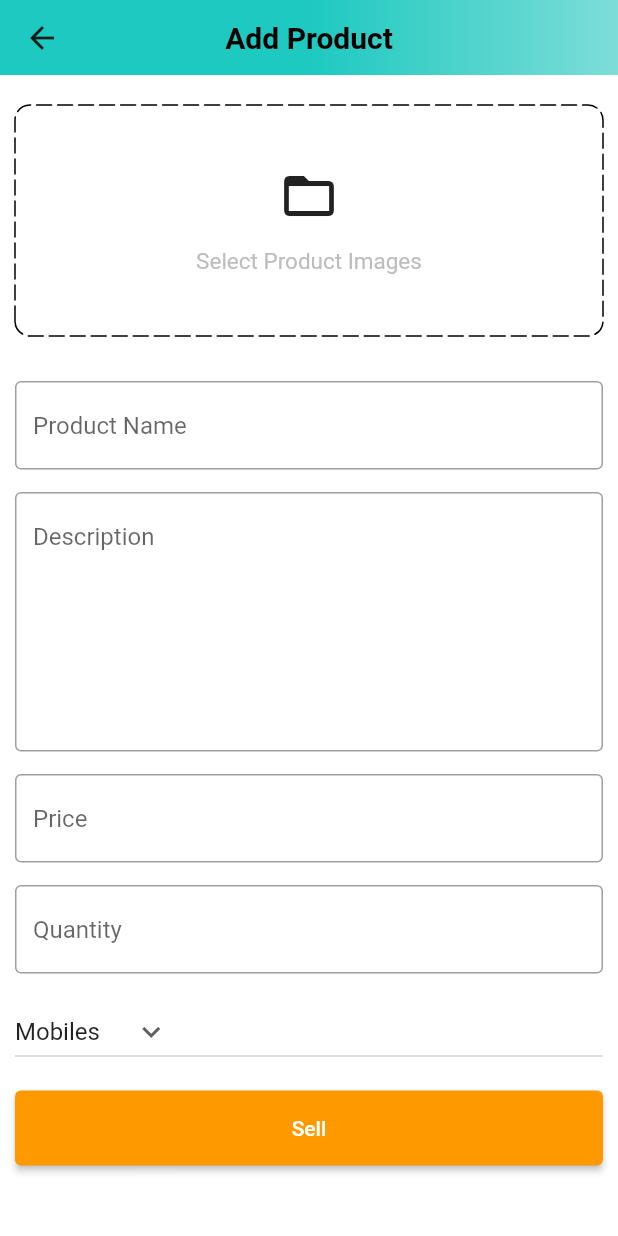
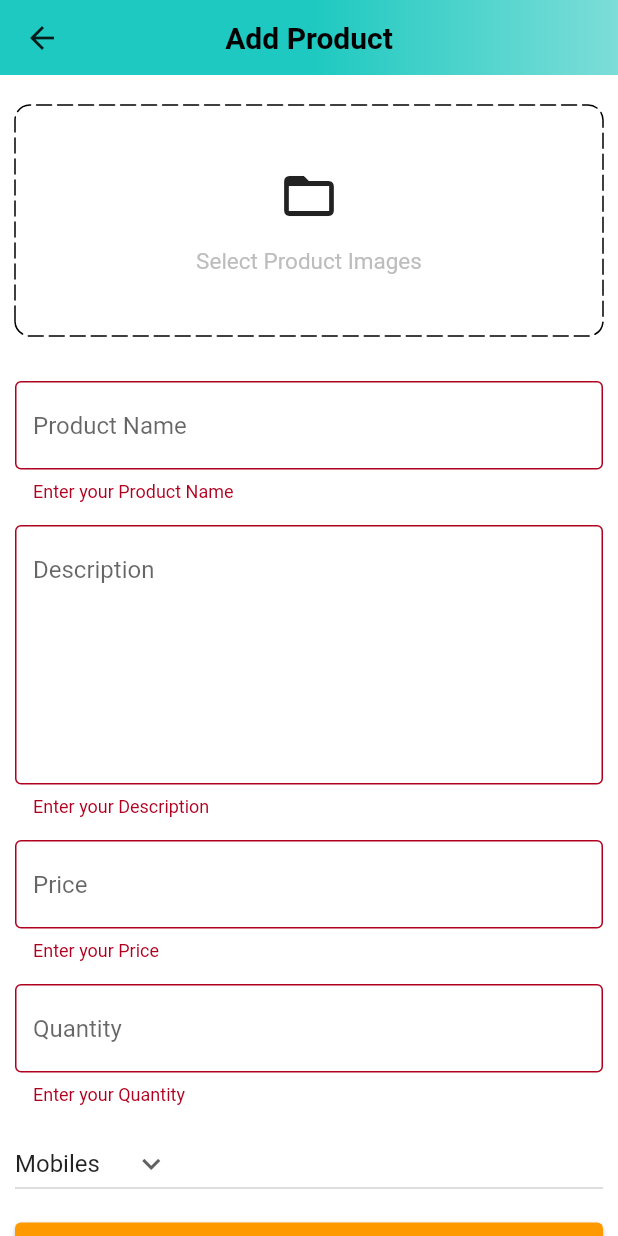
Before and after one commit to dat2403/amazon, a Flutter app: the AddProductScreen screen opened by its route, after a tap on "Sell", on a phone screen of 412 x 824 dp. Run offline on Flutter 3.47's test engine with Material 2 defaults, Android fonts, the phone set to English and light mode, and no system bars; drawn by our look-alikes of dotted_border; our stand-ins replace badges, carousel_slider, file_picker, shared_preferences; missing offline and left inert: cloudinary_public; accounts and stored records are empty.

Commit message:
Admin, Posts, Add Product screen UI

```diff
--- a/amazon_clone/lib/features/admin/screens/add_product_screen.dart
+++ b/amazon_clone/lib/features/admin/screens/add_product_screen.dart
@@ -1,9 +1,10 @@
 import 'dart:io';
-
 import 'package:amazon_clone/common/widgets/custom_button.dart';
 import 'package:amazon_clone/common/widgets/custom_textfield.dart';
 import 'package:amazon_clone/constants/global_variables.dart';
 import 'package:amazon_clone/constants/utils.dart';
+import 'package:amazon_clone/features/admin/services/admin_services.dart';
+import 'package:carousel_slider/carousel_slider.dart';
 import 'package:dotted_border/dotted_border.dart';
 import 'package:flutter/material.dart';
 
@@ -21,6 +22,10 @@ class _AddProductScreenState extends State<AddProductScreen> {
   final TextEditingController _priceController = TextEditingController();
   final TextEditingController _quantityController = TextEditingController();
 
+  final _addProductFormKey = GlobalKey<FormState>();
+
+  final AdminServices adminServices = AdminServices();
+
   List<String> productCategories = [
     'Mobiles',
     'Essentials',
@@ -32,6 +37,20 @@ class _AddProductScreenState extends State<AddProductScreen> {
   String category = 'Mobiles';
 
   List<File> images = [];
+
+  void sellProduct() {
+    if (_addProductFormKey.currentState!.validate() && images.isNotEmpty) {
+      adminServices.sellProduct(
+        context: context,
+        name: _productNameController.text,
+        description: _descriptionController.text,
+        price: double.parse(_priceController.text),
+        quantity: double.parse(_quantityController.text),
+        category: category,
+        images: images,
+      );
+    }
+  }
 
   void selectImages() async {
     var res = await pickImages();
@@ -75,6 +94,7 @@ class _AddProductScreenState extends State<AddProductScreen> {
       ),
       body: SingleChildScrollView(
         child: Form(
+          key: _addProductFormKey,
           child: Padding(
             padding: const EdgeInsets.symmetric(
               horizontal: 10,
@@ -84,7 +104,23 @@ class _AddProductScreenState extends State<AddProductScreen> {
                 const SizedBox(
                   height: 20,
                 ),
-                GestureDetector(
+                images.isNotEmpty
+                    ? CarouselSlider(
+                        items: images.map((image) {
+                          return Builder(
+                            builder: (BuildContext context) => Image.file(
+                              image,
+                              fit: BoxFit.cover,
+                              height: 200,
+                            ),
+                          );
+                        }).toList(),
+                        options: CarouselOptions(
+                          viewportFraction: 1,
+                          height: 200,
+                        ),
+                      )
+                    : GestureDetector(
                         onTap: selectImages,
                         child: DottedBorder(
                           borderType: BorderType.RRect,
@@ -172,7 +208,10 @@ class _AddProductScreenState extends State<AddProductScreen> {
                 const SizedBox(
                   height: 15,
                 ),
-                CustomButton(title: "Sell", onTap: () {})
+                CustomButton(
+                  title: "Sell",
+                  onTap: sellProduct,
+                )
               ],
             ),
           ),
--- /dev/null
+++ b/amazon_clone/lib/models/product.dart
@@ -0,0 +1,50 @@
+// ignore_for_file: public_member_api_docs, sort_constructors_first
+import 'dart:convert';
+
+class Product {
+  final String name;
+  final String description;
+  final double price;
+  final double quantity;
+  final String category;
+  final List<String> images;
+  String? id;
+  Product({
+    required this.name,
+    required this.description,
+    required this.price,
+    required this.quantity,
+    required this.category,
+    required this.images,
+    this.id,
+  });
+
+  Map<String, dynamic> toMap() {
+    return <String, dynamic>{
+      'name': name,
+      'description': description,
+      'price': price,
+      'quantity': quantity,
+      'category': category,
+      'images': images,
+      'id': id,
+    };
+  }
+
+  factory Product.fromMap(Map<String, dynamic> map) {
+    return Product(
+      name: map['name'] ?? '',
+      description: map['description'] ?? '',
+      quantity: map['quantity']?.toDouble() ?? 0.0,
+      images: List<String>.from(map['images']),
+      category: map['category'] ?? '',
+      price: map['price']?.toDouble() ?? 0.0,
+      id: map['_id'],
+    );
+  }
+
+  String toJson() => json.encode(toMap());
+
+  factory Product.fromJson(String source) =>
+      Product.fromMap(json.decode(source) as Map<String, dynamic>);
+}
```
Also changed, not shown: amazon_clone/lib/features/admin/screens/posts_screen.dart (+68 -4 lines), amazon_clone/lib/features/admin/services/admin_services.dart (added, +124 -0 lines). Lines whose indentation alone changed are shown as unchanged.
